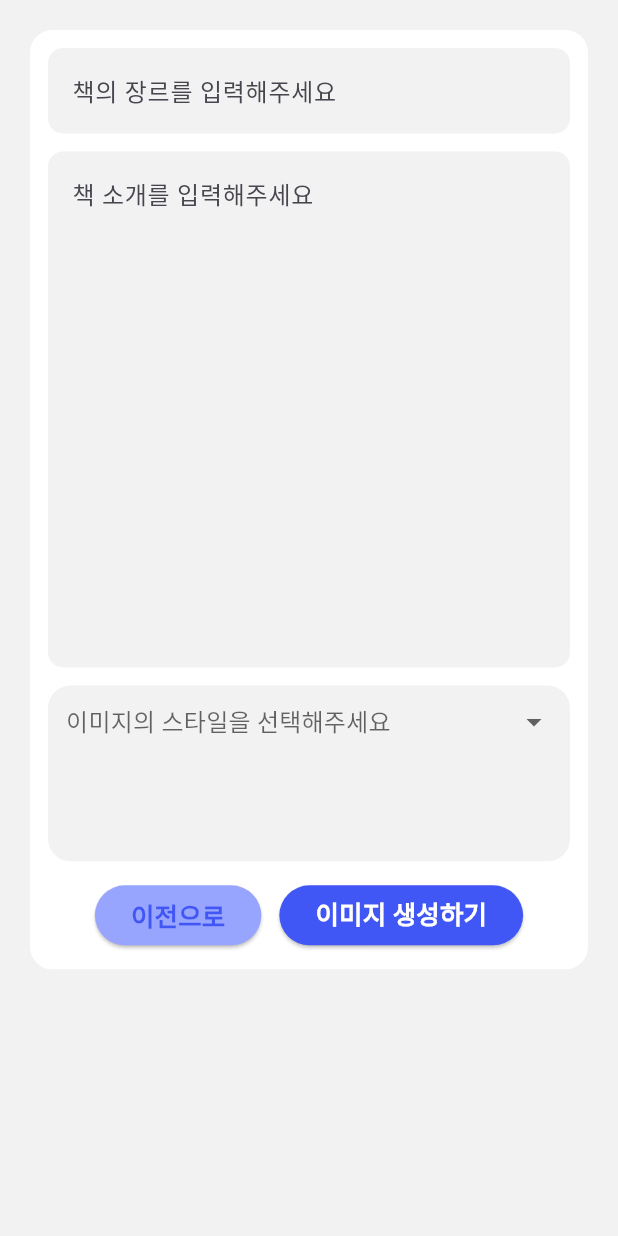
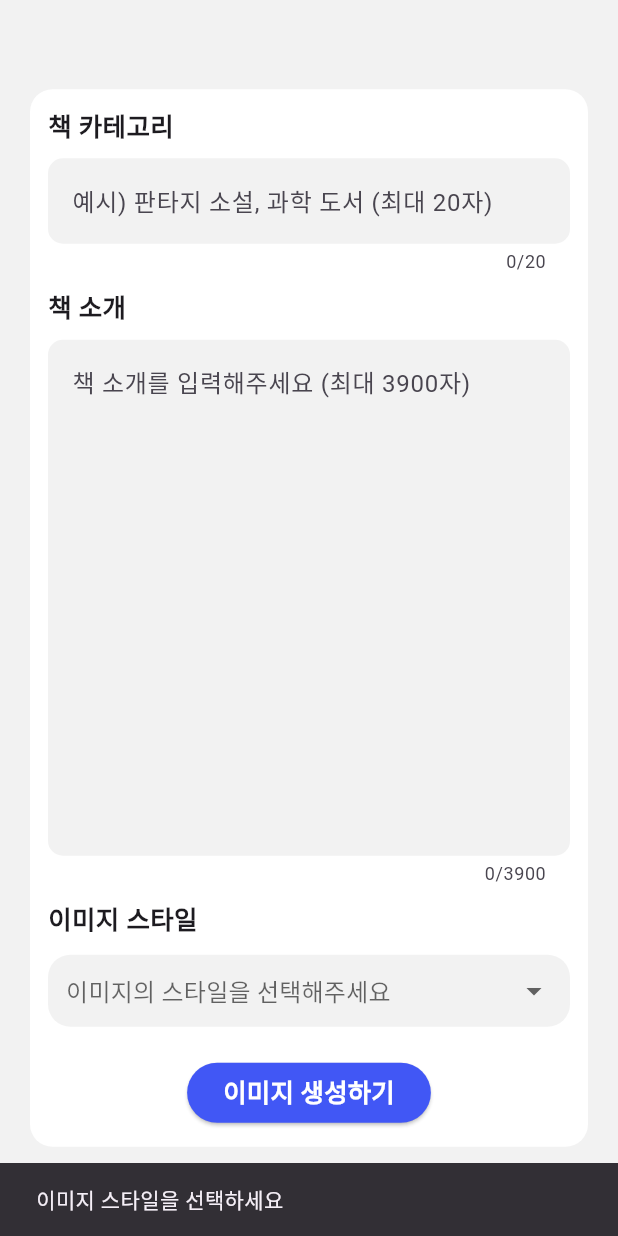
Before and after one commit to hansung-taeyang/flutter-frontend, a Flutter app: the CreateImagePage screen opened directly with empty values, after a tap on "이미지 생성하기", on a phone screen of 412 x 824 dp. Run offline on Flutter 3.47's test engine with Material 3 defaults, Android fonts, the phone set to English and light mode, and no system bars; our stand-ins replace flutter_native_splash.

Commit message:
이미지 생성/확인 기능 및 UI 구현 완료

```diff
--- a/lib/send_message/create_image_screen.dart
+++ b/lib/send_message/create_image_screen.dart
@@ -1,24 +1,102 @@
 import 'package:flutter/material.dart';
 import 'package:precapstone/const/colors.dart';
+import 'package:http/http.dart' as http;
+import 'dart:convert';
+import 'package:precapstone/const/server_address.dart';
 
 class CreateImagePage extends StatefulWidget {
-  final VoidCallback navigateToSendMessage;
-  const CreateImagePage({super.key, required this.navigateToSendMessage});
+  final Function(String imageUrl) navigateToCheckImage;
+
+  const CreateImagePage({
+    super.key,
+    required this.navigateToCheckImage,
+  });
 
   @override
   _CreateImagePageState createState() => _CreateImagePageState();
 }
 
 class _CreateImagePageState extends State<CreateImagePage> {
-  String? _selectedValue;
+  String? selectStyle;
+  String? imageUrl;
+  String? imgStyle;
+  Map<String, String> styles = {
+    '미니멀리즘 스타일': 'minimalist',
+    '플랫 디자인 스타일': 'flat design',
+    '수채화 스타일': 'watercolor',
+    '빈티지 스타일': 'vintage',
+    '추상화 스타일': 'abstract',
+    '선화 스타일': 'line art'
+  };
+
+  final TextEditingController bookCategoryController = TextEditingController();
+  final TextEditingController bookIntroductionController =
+      TextEditingController();
+
+  Future<void> sendDataAndNavigate() async {
+    final url = Uri.parse('http://$address:3000/v1/image');
+    final category = bookCategoryController.text;
+    final intro = bookIntroductionController.text;
+
+    if (selectStyle == null) {
+      ScaffoldMessenger.of(context).showSnackBar(
+        SnackBar(content: Text('이미지 스타일을 선택하세요')),
+      );
+      return;
+    }
+
+    showDialog(
+      context: context,
+      barrierDismissible: false,
+      builder: (BuildContext context) {
+        return Center(child: CircularProgressIndicator());
+      },
+    );
+
+    try {
+      final response = await http.post(
+        url,
+        headers: {'Content-Type': 'application/json'},
+        body: json.encode({
+          'prompt': intro + " " + category,
+          'style': imgStyle,
+        }),
+      );
+      Navigator.of(context).pop();
+      final responseData = json.decode(response.body);
+
+      if (response.statusCode == 200) {
+        final imageUrl = responseData['url'];
+        if (imageUrl != null) {
+          widget.navigateToCheckImage(imageUrl);
+        } else {
+          throw Exception("잘못된 응답: 이미지 URL을 찾을 수 없음");
+        }
+      } else {
+        ScaffoldMessenger.of(context).showSnackBar(
+          SnackBar(content: Text('서버 전송 실패')),
+        );
+      }
+    } catch (e) {
+      Navigator.of(context).pop();
+      ScaffoldMessenger.of(context).showSnackBar(
+        SnackBar(content: Text('오류 발생: $e')),
+      );
+    }
+  }
 
   @override
   Widget build(BuildContext context) {
+    return LayoutBuilder(
+      builder: (context, constraints) {
         var screenSize = MediaQuery.of(context).size;
-    var isWeb = screenSize.width > 600; // 화면 너비 600px 이상일 경우 웹으로 간주
+        var isWeb = screenSize.width > 600;
+
         return Scaffold(
+          resizeToAvoidBottomInset: true,
           backgroundColor: backgroundColor,
-      body: SingleChildScrollView(
+          body: Center(
+            child: SingleChildScrollView(
               padding: const EdgeInsets.fromLTRB(20.0, 10.0, 20.0, 20.0),
               child: Column(
                 children: [
@@ -27,99 +105,32 @@ class _CreateImagePageState extends State<CreateImagePage> {
                     padding: const EdgeInsets.all(12),
                     decoration: BoxDecoration(
                       color: whiteColor,
-                borderRadius: BorderRadius.circular(15), // 테두리를 둥글게 만듦
+                      borderRadius: BorderRadius.circular(15),
                     ),
                     width: isWeb ? 500 : double.infinity,
-              height: screenSize.height * 0.76,
-              child: Column(children: [
-                TextField(
-                  maxLines: 1,
-                  decoration: InputDecoration(
-                    hintText: '책의 장르를 입력해주세요',
-                    filled: true,
-                    fillColor: backgroundColor,
-                    hoverColor: inputHoverColor,
-                    border: OutlineInputBorder(
-                      borderRadius: BorderRadius.circular(10.0),
-                      borderSide: BorderSide.none,
+                    child: Column(
+                      crossAxisAlignment: CrossAxisAlignment.start,
+                      children: [
+                        _buildTextInputSection(
+                          title: '책 카테고리',
+                          hintText: '예시) 판타지 소설, 과학 도서 (최대 20자)',
+                          controller: bookCategoryController,
+                          maxLength: 20,
                         ),
+                        const SizedBox(height: 10),
+                        _buildTextInputSection(
+                          title: '책 소개',
+                          hintText: '책 소개를 입력해주세요 (최대 3900자)',
+                          controller: bookIntroductionController,
+                          maxLength: 3900,
+                          maxLines: 13,
                         ),
-                ),
-                const SizedBox(height: 12),
-                TextField(
-                  maxLines: 13,
-                  decoration: InputDecoration(
-                    hintText: '책 소개를 입력해주세요',
-                    filled: true,
-                    fillColor: backgroundColor,
-                    hoverColor: inputHoverColor,
-                    border: OutlineInputBorder(
-                      borderRadius: BorderRadius.circular(10.0),
-                      borderSide: BorderSide.none,
-                    ),
-                  ),
-                ),
-                const SizedBox(height: 12),
-                Expanded(
-                  child: Container(
-                    padding: const EdgeInsets.symmetric(horizontal: 12.0),
-                    decoration: BoxDecoration(
-                      color: backgroundColor,
-                      borderRadius: BorderRadius.circular(15), // 테두리를 둥글게 만듦
-                    ),
-                    child: DropdownButton<String>(
-                      isExpanded: true, // 가로로 확장되도록 설정
-                      value: _selectedValue,
-                      hint: const Text("이미지의 스타일을 선택해주세요"),
-                      underline: const SizedBox.shrink(), // 밑줄 제거
-                      dropdownColor: whiteColor,
-                      items: <String>[
-                        '미니멀리즘',
-                        '플랫 디자인',
-                        '수채화',
-                        '파스텔 톤',
-                        '빈티지 스타일',
-                        '선화',
-                        '스케치 스타일'
-                      ]
-                          .map((String value) => DropdownMenuItem<String>(
-                                value: value,
-                                child: Text(value),
-                              ))
-                          .toList(),
-
-                      onChanged: (String? newValue) {
-                        setState(() {
-                          _selectedValue = newValue;
-                        });
-                      },
-                    ),
-                  ),
-                ),
-                const SizedBox(height: 12),
-                Row(
-                  mainAxisAlignment: MainAxisAlignment.center,
-                  children: [
-                    ElevatedButton(
-                      onPressed: widget.navigateToSendMessage,
-                      style: ElevatedButton.styleFrom(
-                        foregroundColor: deepBlueColor,
-                        backgroundColor: normalBlueColor,
-                        shape: RoundedRectangleBorder(
-                          borderRadius: BorderRadius.circular(50.0),
-                        ),
-                      ),
-                      child: const Text(
-                        '이전으로',
-                        style: TextStyle(
-                          fontSize: 17.0,
-                          fontWeight: FontWeight.bold,
-                        ),
-                      ),
-                    ),
-                    const SizedBox(width: 12),
-                    ElevatedButton(
-                      onPressed: widget.navigateToSendMessage,
+                        const SizedBox(height: 10),
+                        _buildDropdownSection(),
+                        const SizedBox(height: 20),
+                        Center(
+                          child: ElevatedButton(
+                            onPressed: sendDataAndNavigate,
                             style: ElevatedButton.styleFrom(
                               foregroundColor: whiteColor,
                               backgroundColor: deepBlueColor,
@@ -135,13 +146,102 @@ class _CreateImagePageState extends State<CreateImagePage> {
                               ),
                             ),
                           ),
-                  ],
-                )
-              ]),
                         ),
                       ],
                     ),
                   ),
+                ],
+              ),
+            ),
+          ),
+        );
+      },
     );
   }
+
+  Widget _buildTextInputSection({
+    required String title,
+    required String hintText,
+    required TextEditingController controller,
+    int maxLength = 100,
+    int maxLines = 1,
+  }) {
+    return Column(
+      crossAxisAlignment: CrossAxisAlignment.start,
+      children: [
+        Text(
+          title,
+          style: const TextStyle(
+            fontSize: 17.0,
+            fontWeight: FontWeight.bold,
+          ),
+        ),
+        const SizedBox(height: 8),
+        TextField(
+          controller: controller,
+          maxLength: maxLength,
+          maxLines: maxLines,
+          decoration: InputDecoration(
+            hintText: hintText,
+            filled: true,
+            fillColor: backgroundColor,
+            border: OutlineInputBorder(
+              borderRadius: BorderRadius.circular(10.0),
+              borderSide: BorderSide.none,
+            ),
+          ),
+          keyboardType: TextInputType.multiline,
+        ),
+      ],
+    );
   }
+
+  Widget _buildDropdownSection() {
+    return Column(
+      crossAxisAlignment: CrossAxisAlignment.start,
+      children: [
+        const Text(
+          '이미지 스타일',
+          style: TextStyle(
+            fontSize: 17.0,
+            fontWeight: FontWeight.bold,
+          ),
+        ),
+        const SizedBox(height: 10),
+        Container(
+          padding: const EdgeInsets.symmetric(horizontal: 12.0),
+          decoration: BoxDecoration(
+            color: backgroundColor,
+            borderRadius: BorderRadius.circular(15),
+          ),
+          child: DropdownButton<String>(
+            isExpanded: true,
+            value: selectStyle,
+            hint: const Text("이미지의 스타일을 선택해주세요"),
+            underline: const SizedBox.shrink(),
+            dropdownColor: whiteColor,
+            items: styles.keys.map((String value) {
+              return DropdownMenuItem<String>(
+                value: value,
+                child: Text(value),
+              );
+            }).toList(),
+            onChanged: (String? newValue) {
+              setState(() {
+                selectStyle = newValue;
+                imgStyle = styles[newValue];
+              });
+            },
+          ),
+        ),
+      ],
+    );
+  }
+
+  @override
+  void dispose() {
+    bookIntroductionController.dispose();
+    bookCategoryController.dispose();
+    super.dispose();
+  }
+}
--- a/pubspec.yaml
+++ b/pubspec.yaml
@@ -28,6 +28,7 @@ environment:
 # the latest version available on pub.dev. To see which dependencies have newer
 # versions available, run `flutter pub outdated`.
 dependencies:
+  http: ^0.13.4
   flutter:
     sdk: flutter
   flutter_native_splash: ^2.4.1
```
Also changed, not shown: lib/send_message/check_image_screen.dart (added, +133 -0 lines), lib/send_message/first_screen.dart (deleted, +0 -66 lines). Lines whose indentation alone changed are shown as unchanged.
